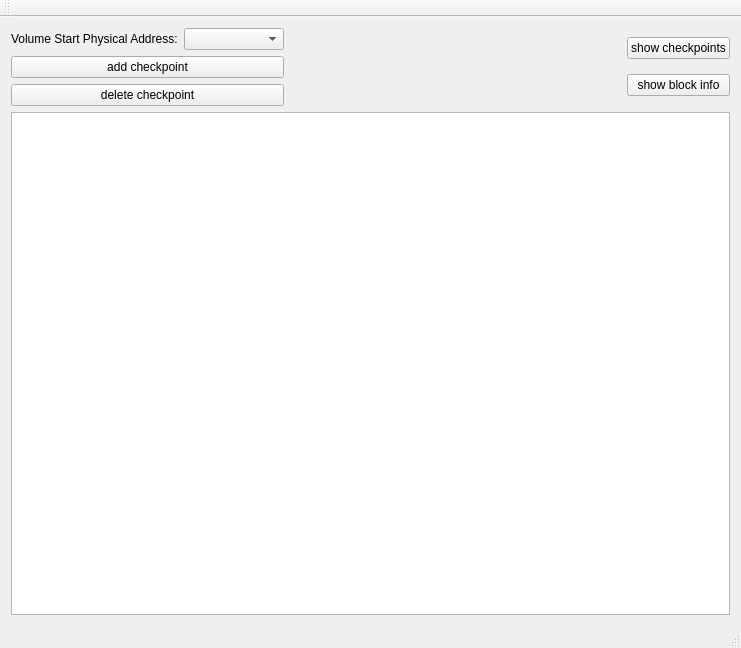
qweeah/hmfs-cputil-QT, file mainwindow.ui: the form before one commit.
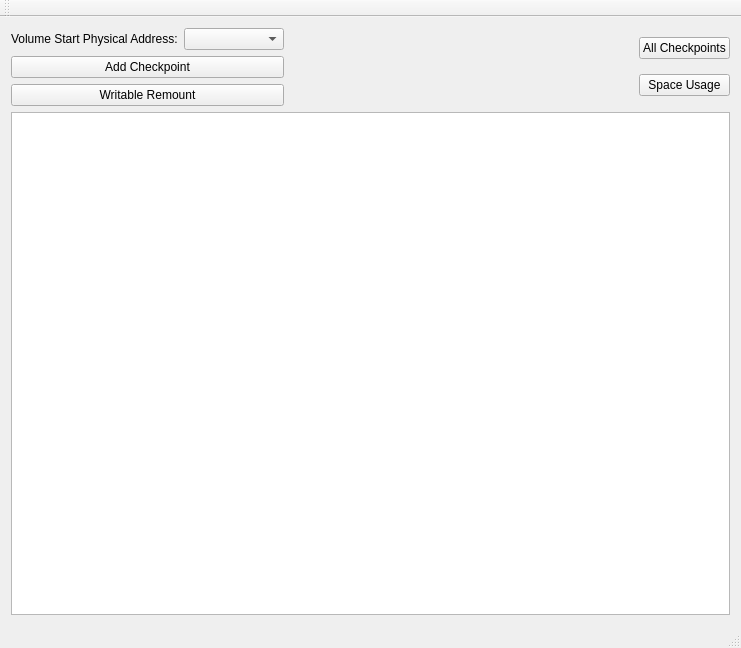
The form after the commit.

Commit message: [TEMP] Add writable remount && FIXBUG

Diff of the .ui file:
```diff
--- a/mainwindow.ui
+++ b/mainwindow.ui
@@ -46,14 +46,14 @@
         <item>
          <widget class="QPushButton" name="pushButton_2">
           <property name="text">
-           <string>add checkpoint</string>
+           <string>Add Checkpoint</string>
           </property>
          </widget>
         </item>
         <item>
          <widget class="QPushButton" name="btnDelete">
           <property name="text">
-           <string>delete checkpoint</string>
+           <string>Writable Remount</string>
           </property>
          </widget>
         </item>
@@ -77,14 +77,14 @@
         <item>
          <widget class="QPushButton" name="btnShow">
           <property name="text">
-           <string>show checkpoints</string>
+           <string>All Checkpoints</string>
           </property>
          </widget>
         </item>
         <item>
          <widget class="QPushButton" name="pushButton">
           <property name="text">
-           <string>show block info</string>
+           <string>Space Usage</string>
           </property>
          </widget>
         </item>
```
Left out of the diff: 2 changed lines with no effect on the pictures. The commit also changes 6 other files.
